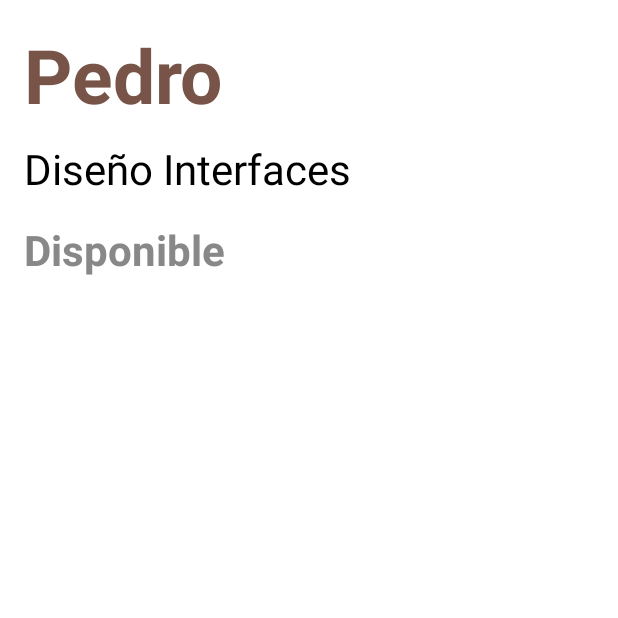
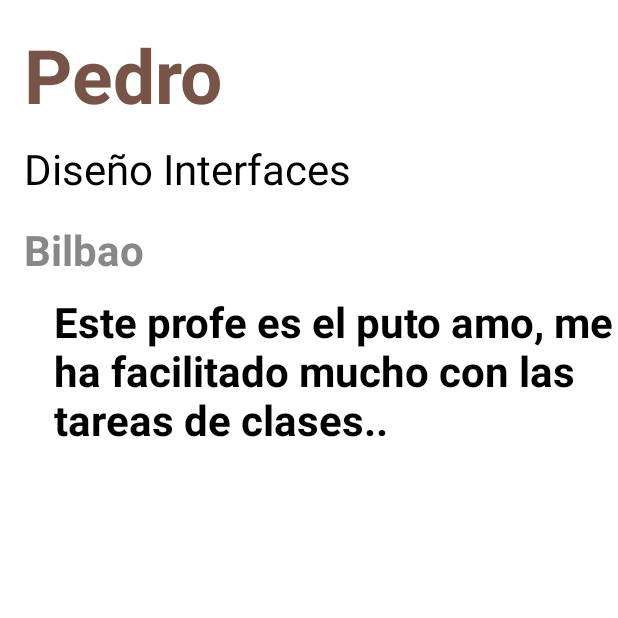
Before and after one commit to RodyArmoa/Grupo3_PMD, an Android app: the ComunityActivity screen opened directly, with no data from a screen before it, after a tap on "Pedro", on a phone screen of 412 x 824 dp, the top half of it. Run offline under Robolectric (Android 15) with nearby library versions, the phone set to English and light mode, and no system bars; Roboto replaces fonts that are not available here.

```diff
--- a/app/src/main/java/com/example/grupo3_app/ComunityActivity.java
+++ b/app/src/main/java/com/example/grupo3_app/ComunityActivity.java
@@ -28,19 +28,21 @@ public class ComunityActivity extends AppCompatActivity {
     public void init() {
 
         elementTeacher = new ArrayList<>();
-        elementTeacher.add(new ListTeacher("#775447", "Pedro", "Diseño Interfaces", "Disponible"));
-        elementTeacher.add(new ListTeacher("#76D7C4", "Aitana", "Programacion Web", "Disponible"));
-        elementTeacher.add(new ListTeacher("#717D7E", "Lucia", "Base de Datos", "Ausente"));
-        elementTeacher.add(new ListTeacher("#76448A", "Iñaki", "Programacion Web", "Disponible"));
-        elementTeacher.add(new ListTeacher("#633974", "Jon", "Programacion Web", "Ausente"));
-        elementTeacher.add(new ListTeacher("#0B5345", "Mikel", "Microsoft Azure ", "Disponible"));
-        elementTeacher.add(new ListTeacher("#D68910", "Joseba", "Machine learning ", "Disponible"));
-        elementTeacher.add(new ListTeacher("#BA4A00", "Asier", "Acceso a Datos", "Ausente"));
-        elementTeacher.add(new ListTeacher("#922B21", "Borja", "Big Data Analytics", "Ausente"));
-        elementTeacher.add(new ListTeacher("#775447", "Aitxiber", "Lenguaje de marcas", "Disponible"));
-        elementTeacher.add(new ListTeacher("#775447", "Rodrigo", "Sistemas Informaticos", "Disponible"));
-        elementTeacher.add(new ListTeacher("#76D7C4", "Asier", "Programacion .NET", "Disponible"));
-        elementTeacher.add(new ListTeacher("#717D7E", "David", "Entorno de Desarrollo", "Ausente"));
+        elementTeacher.add(new ListTeacher("#775447", "Pedro", "Diseño Interfaces", "Bilbao","Este profe es el puto amo, me ha " +
+                "facilitado mucho con las tareas de clases.."));
+        elementTeacher.add(new ListTeacher("#76D7C4", "Aitana", "Programacion Web", "Vitoria", "Es una profesora increible, " +
+                "ha tenido mucha paciencia para explicar los...."));
+        elementTeacher.add(new ListTeacher("#717D7E", "Lucia", "Base de Datos", "Bilbao", "no tiene opinion.."));
+        elementTeacher.add(new ListTeacher("#76448A", "Iñaki", "Programacion Web", "Vitoria","Un profesor bastante flojo, cobra mucho para lo que enseña, decepcion."));
+        elementTeacher.add(new ListTeacher("#633974", "Jon", "Programacion Web", "Bilbao","Un profesor bastante flojo, cobra mucho para lo que enseña, decepcion."));
+        elementTeacher.add(new ListTeacher("#0B5345", "Mikel", "Microsoft Azure ", "Donosti","Un profesor bastante flojo, cobra mucho para lo que enseña, decepcion."));
+        elementTeacher.add(new ListTeacher("#D68910", "Joseba", "Machine learning ", "Vitoria","Un profesor bastante flojo, cobra mucho para lo que enseña, decepcion."));
+        elementTeacher.add(new ListTeacher("#BA4A00", "Asier", "Acceso a Datos", "Bilbao","Un profesor bastante flojo, cobra mucho para lo que enseña, decepcion."));
+        elementTeacher.add(new ListTeacher("#922B21", "Borja", "Big Data Analytics", "Ausente","Un profesor bastante flojo, cobra mucho para lo que enseña, decepcion."));
+        elementTeacher.add(new ListTeacher("#775447", "Aitxiber", "Lenguaje de marcas", "Donosti","Un profesor bastante flojo, cobra mucho para lo que enseña, decepcion."));
+        elementTeacher.add(new ListTeacher("#775447", "Rodrigo", "Sistemas Informaticos", "Donosti","Un profesor bastante flojo, cobra mucho para lo que enseña, decepcion."));
+        elementTeacher.add(new ListTeacher("#76D7C4", "Asier", "Programacion .NET", "Vitoria","Un profesor bastante flojo, cobra mucho para lo que enseña, decepcion."));
+        elementTeacher.add(new ListTeacher("#717D7E", "David", "Entorno de Desarrollo", "Donosti","Un profesor bastante flojo, cobra mucho para lo que enseña, decepcion."));
 
 
         LisAdapter lisAdapter = new LisAdapter(elementTeacher, this, new LisAdapter.OnItemClickListener() {
--- a/app/src/main/java/com/example/grupo3_app/DescriptionActivity.java
+++ b/app/src/main/java/com/example/grupo3_app/DescriptionActivity.java
@@ -9,7 +9,7 @@ import android.widget.TextView;
 import com.example.grupo3_app.beans.ListTeacher;
 
 public class DescriptionActivity extends AppCompatActivity {
-    TextView titleDescription, titleAsignaturaDescription, titleStatusdescription;
+    TextView titleDescription, titleAsignaturaDescription, titleStatusdescription, titleOpinionDescription;
 
     @Override
     protected void onCreate(Bundle savedInstanceState) {
@@ -20,6 +20,7 @@ public class DescriptionActivity extends AppCompatActivity {
         titleDescription = findViewById(R.id.titleDescription);
         titleAsignaturaDescription = findViewById(R.id.titleAsignaturaDescription);
         titleStatusdescription = findViewById(R.id.titleStatusDescription);
+        titleOpinionDescription = findViewById(R.id.titleOpinionDescription);
 
         titleDescription.setText(element.getName());
         titleDescription.setTextColor(Color.parseColor(element.getColor()));
@@ -28,5 +29,7 @@ public class DescriptionActivity extends AppCompatActivity {
 
         titleStatusdescription.setText(element.getStatus());
         titleStatusdescription.setTextColor(Color.GRAY);
+
+        titleOpinionDescription.setText(element.getOpinion());
     }
 }
--- a/app/src/main/java/com/example/grupo3_app/beans/ListTeacher.java
+++ b/app/src/main/java/com/example/grupo3_app/beans/ListTeacher.java
@@ -8,15 +8,17 @@ public class ListTeacher implements Serializable {
     public String name;
     public String asignatura;
     public String status;
+    public String Opinion;
 
     public ListTeacher() {
     }
 
-    public ListTeacher(String color, String name, String asignatura, String status) {
+    public ListTeacher(String color, String name, String asignatura, String status, String opinion) {
         this.color = color;
         this.name = name;
         this.asignatura = asignatura;
         this.status = status;
+        Opinion = opinion;
     }
 
     public String getColor() {
@@ -50,4 +52,12 @@ public class ListTeacher implements Serializable {
     public void setStatus(String status) {
         this.status = status;
     }
+
+    public String getOpinion() {
+        return Opinion;
+    }
+
+    public void setOpinion(String opinion) {
+        Opinion = opinion;
+    }
 }
--- a/app/src/main/res/layout/activity_description.xml
+++ b/app/src/main/res/layout/activity_description.xml
@@ -47,5 +47,21 @@
         android:textSize="28sp"
         android:textStyle="bold" />
 
+    <TextView
+        android:id="@+id/titleOpinionDescription"
+        android:layout_width="wrap_content"
+        android:layout_height="wrap_content"
+        android:layout_below="@+id/titleStatusDescription"
+        android:layout_alignParentStart="true"
+        android:layout_alignParentLeft="true"
+        android:layout_marginStart="36dp"
+        android:layout_marginLeft="36dp"
+        android:layout_marginTop="10dp"
+        android:text="Aqui estarán todas las opiniones de los alunos puede ser de varios
+caracteres, os ea ilimitados...."
+        android:textColor="@android:color/black"
+        android:textSize="28sp"
+        android:textStyle="bold" />
+
 
 </RelativeLayout>
```
